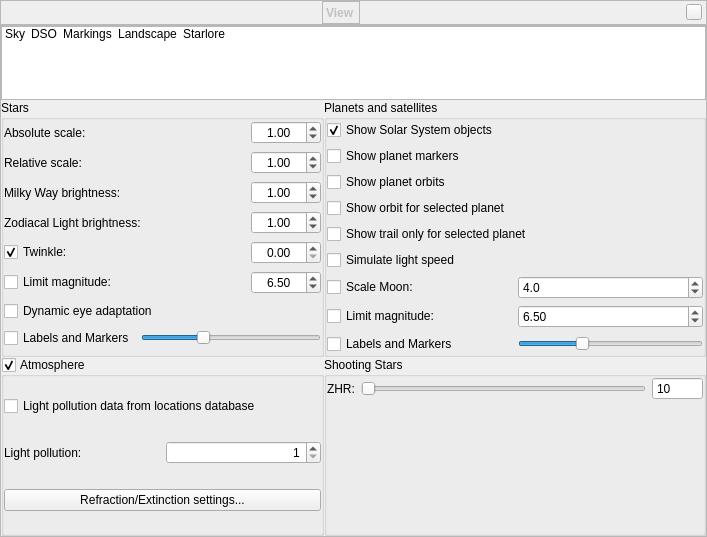
Before: the Qt Designer form src/gui/viewDialog.ui in 519984307/stellarium_src, drawn with Qt 5.
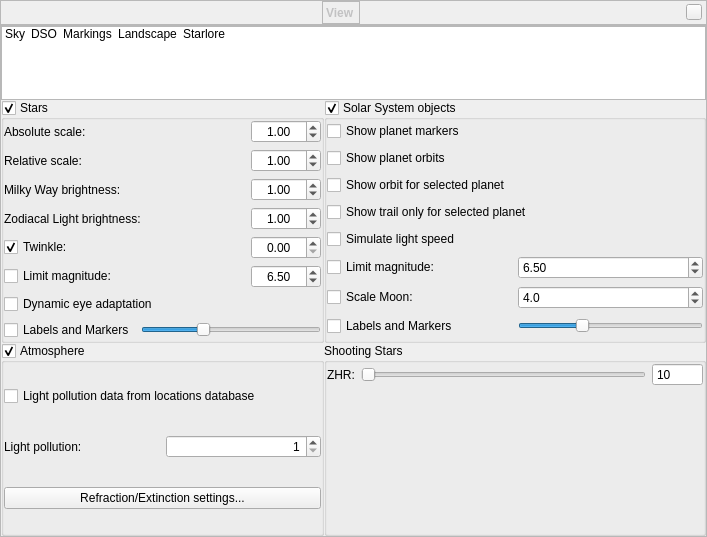
After: the same form once the commit is applied. Icons and pictures are not drawn. Custom widgets are drawn as their Qt base class.

Diff of the .ui file:
```diff
--- a/src/gui/viewDialog.ui
+++ b/src/gui/viewDialog.ui
@@ -264,13 +264,13 @@
              <set>Qt::AlignLeading</set>
             </property>
             <property name="flat">
-             <bool>false</bool>
+             <bool>true</bool>
             </property>
             <property name="checkable">
-             <bool>false</bool>
+             <bool>true</bool>
             </property>
             <property name="checked">
-             <bool>false</bool>
+             <bool>true</bool>
             </property>
             <layout class="QVBoxLayout" name="verticalLayout">
              <property name="leftMargin">
@@ -720,10 +720,13 @@
           <item row="0" column="1">
            <widget class="QGroupBox" name="planetsGroupBox">
             <property name="title">
-             <string>Planets and satellites</string>
+             <string>Solar System objects</string>
+            </property>
+            <property name="flat">
+             <bool>true</bool>
             </property>
             <property name="checkable">
-             <bool>false</bool>
+             <bool>true</bool>
             </property>
             <layout class="QVBoxLayout" name="verticalLayout_2">
              <property name="leftMargin">
@@ -738,16 +741,6 @@
              <property name="bottomMargin">
               <number>0</number>
              </property>
-             <item>
-              <widget class="QCheckBox" name="showPlanetCheckBox">
-               <property name="text">
-                <string>Show Solar System objects</string>
-               </property>
-               <property name="checked">
-                <bool>true</bool>
-               </property>
-              </widget>
-             </item>
              <item>
               <widget class="QCheckBox" name="planetMarkerCheckBox">
                <property name="text">
@@ -798,6 +791,33 @@
                </property>
               </widget>
              </item>
+             <item>
+              <layout class="QHBoxLayout" name="planetLimMagHorizontalLayout">
+               <item>
+                <widget class="QCheckBox" name="planetLimitMagnitudeCheckBox">
+                 <property name="toolTip">
+                  <string>Limit the magnitude of solar system objects</string>
+                 </property>
+                 <property name="text">
+                  <string>Limit magnitude:</string>
+                 </property>
+                </widget>
+               </item>
+               <item>
+                <widget class="QDoubleSpinBox" name="planetLimitMagnitudeDoubleSpinBox">
+                 <property name="maximum">
+                  <double>22.000000000000000</double>
+                 </property>
+                 <property name="singleStep">
+                  <double>0.100000000000000</double>
+                 </property>
+                 <property name="value">
+                  <double>6.500000000000000</double>
+                 </property>
+                </widget>
+               </item>
+              </layout>
+             </item>
              <item>
               <layout class="QHBoxLayout" name="horizontalLayout">
                <item>
@@ -831,33 +851,6 @@
                </item>
               </layout>
              </item>
-             <item>
-              <layout class="QHBoxLayout" name="planetLimMagHorizontalLayout">
-               <item>
-                <widget class="QCheckBox" name="planetLimitMagnitudeCheckBox">
-                 <property name="toolTip">
-                  <string>Limit the magnitude of solar system objects</string>
-                 </property>
-                 <property name="text">
-                  <string>Limit magnitude:</string>
-                 </property>
-                </widget>
-               </item>
-               <item>
-                <widget class="QDoubleSpinBox" name="planetLimitMagnitudeDoubleSpinBox">
-                 <property name="maximum">
-                  <double>22.000000000000000</double>
-                 </property>
-                 <property name="singleStep">
-                  <double>0.100000000000000</double>
-                 </property>
-                 <property name="value">
-                  <double>6.500000000000000</double>
-                 </property>
-                </widget>
-               </item>
-              </layout>
-             </item>
              <item>
               <layout class="QHBoxLayout" name="horizontalLayout_17">
                <item>
```
Left out of the diff: 2 changed lines with no effect on the pictures.
